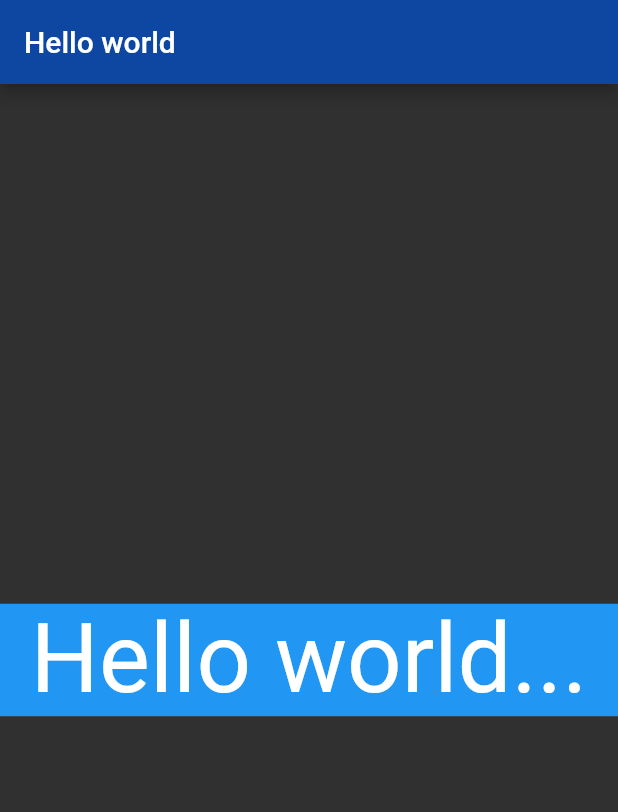
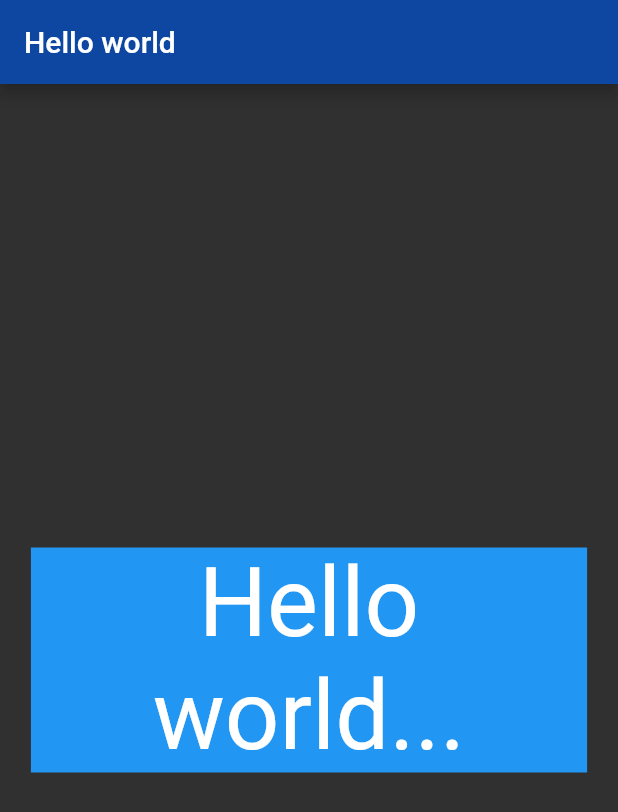
Before and after one commit to devSomethingSomething/flutter-demo-app, a Flutter app: the screen it shows after launch, on a phone screen of 412 x 824 dp. Shown: the top 812 px of the screen. Run offline on Flutter 3.47's test engine with Material 2 defaults, Android fonts, the light colour scheme and no system bars.

Commit message:
Refactor existing code into separate page
- Change code which checks for window width

```diff
--- /dev/null
+++ b/flutter_demo_app/lib/pages/hello_world.dart
@@ -0,0 +1,33 @@
+import 'dart:ui';
+
+import 'package:flutter/material.dart';
+
+class HelloWorld extends StatelessWidget {
+  const HelloWorld();
+
+  @override
+  Widget build(BuildContext context) {
+    return Scaffold(
+      appBar: AppBar(
+        backgroundColor: Colors.blue[900],
+        title: Text(
+          'Hello world',
+        ),
+      ),
+      body: Center(
+        child: Container(
+          color: Colors.blue,
+          width: MediaQuery.of(context).size.width * 0.90,
+          child: Text(
+            'Hello world...',
+            textAlign: TextAlign.center,
+            style: TextStyle(
+              color: Colors.white,
+              fontSize: 64,
+            ),
+          ),
+        ),
+      ),
+    );
+  }
+}
```
Also changed, not shown: flutter_demo_app/lib/main.dart (+2 -24 lines).
